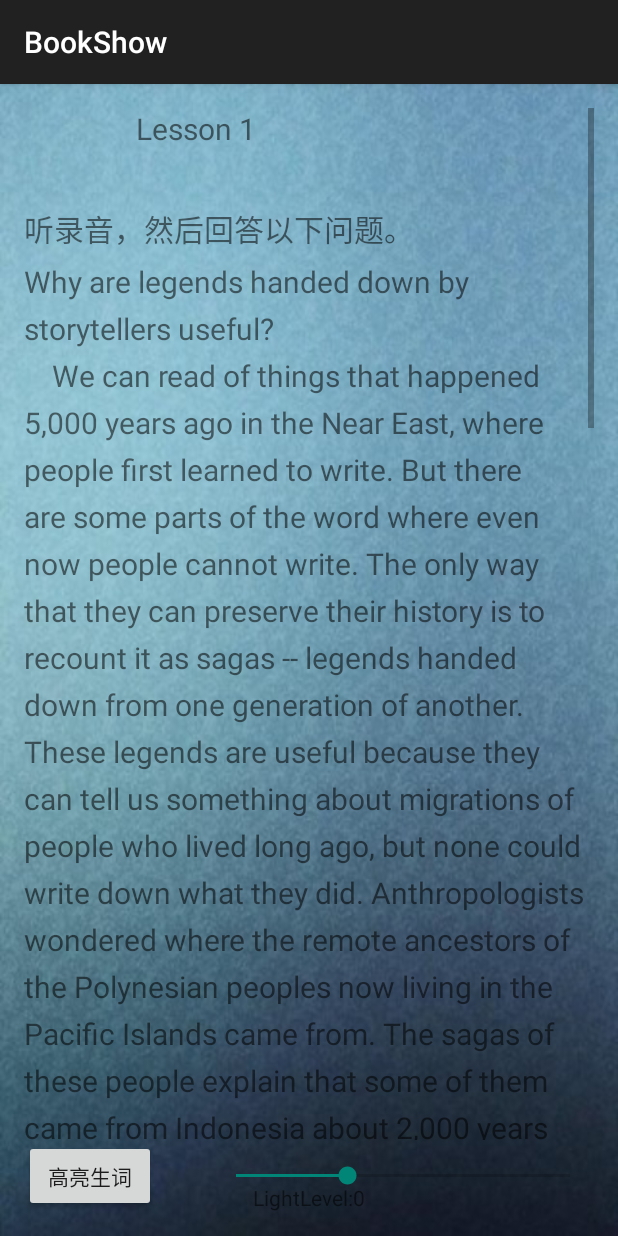
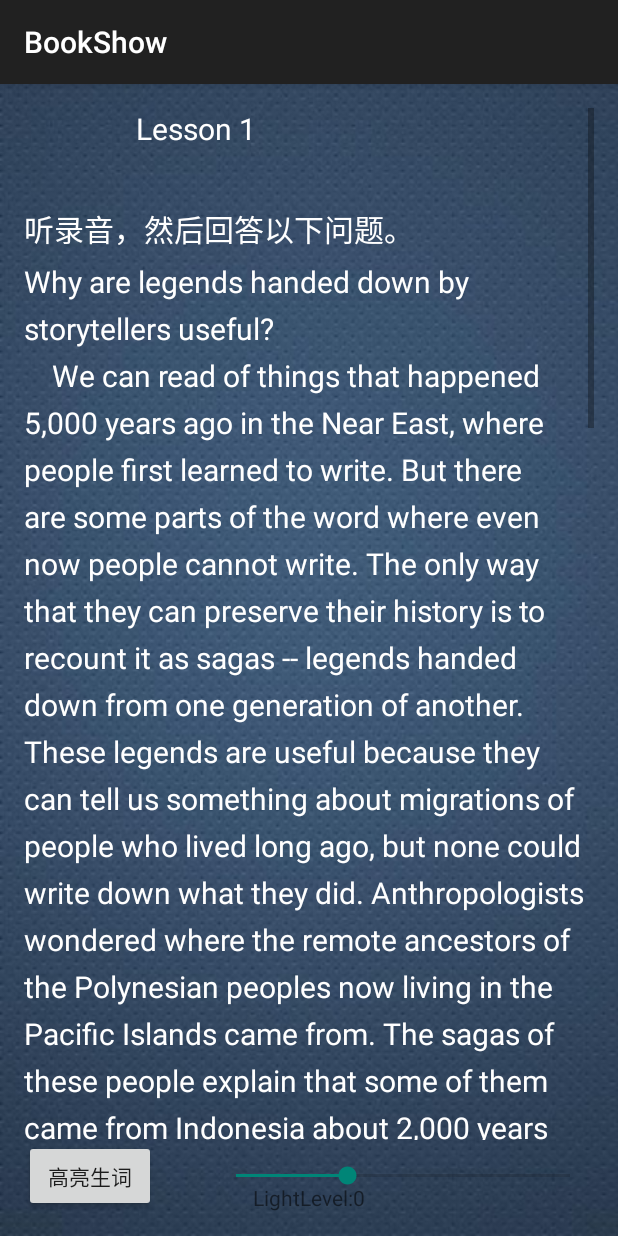
Before and after one commit to wangzhe330/GradedReader, an Android app: the screen it shows after launch (BookShow), after a tap on "lesson 1.txt", on a phone screen of 412 x 824 dp. Run offline under Robolectric (Android 15) with nearby library versions, the phone set to English and light mode, and no system bars.

Commit message:
修改了背景图片和字体颜色
Signed-off-by: wangzhe330 <wangzhe330@163.com>

```diff
--- a/app/src/main/java/com/example/wz/txtbook/BookShow.java
+++ b/app/src/main/java/com/example/wz/txtbook/BookShow.java
@@ -45,9 +45,6 @@ public class BookShow extends ActionBarActivity {
     protected void onCreate(Bundle savedInstanceState) {
         super.onCreate(savedInstanceState);
         setContentView(R.layout.activity_book_show);
-
-        ActionBar actionBar = getActionBar();
-
 
         //获取从MainActivity 传递过来的 数据： lesson文件的名字
         Intent intent = getIntent();
--- a/app/src/main/java/com/example/wz/txtbook/MainActivity.java
+++ b/app/src/main/java/com/example/wz/txtbook/MainActivity.java
@@ -1,5 +1,6 @@
 package com.example.wz.txtbook;
 
+import android.app.ActionBar;
 import android.content.Intent;
 import android.content.res.AssetManager;
 import android.support.v7.app.ActionBarActivity;
@@ -37,6 +38,7 @@ public class MainActivity extends ActionBarActivity {
         //wz 获取lesson 的名字
         final ListView list_book = (ListView)findViewById(R.id.list_book);
         ArrayList<String>leesonName = getLessonFromAssets();
+
         //绑定数据并显示
         ArrayAdapter<String> adapter = new ArrayAdapter<String>(this , R.layout.array_item , leesonName );
         list_book.setAdapter(adapter);
--- a/app/src/main/res/layout/activity_book_show.xml
+++ b/app/src/main/res/layout/activity_book_show.xml
@@ -4,12 +4,13 @@
     android:paddingRight="@dimen/activity_horizontal_margin"
     android:paddingTop="@dimen/activity_vertical_margin"
     android:paddingBottom="@dimen/activity_vertical_margin"
-    android:background="@drawable/bg"
+    android:background="@drawable/bg1"
     tools:context="com.example.wz.txtbook.BookShow">
 
     <TextView
         android:id="@+id/show_tv0"
         android:text="There is no txt"
+        android:textColor="#fff"
         android:layout_width="fill_parent"
         android:layout_height="wrap_content"
         android:lineSpacingExtra="3dp"
--- a/app/src/main/res/layout/activity_main.xml
+++ b/app/src/main/res/layout/activity_main.xml
@@ -5,7 +5,7 @@
     android:paddingTop="@dimen/activity_vertical_margin"
     android:paddingBottom="@dimen/activity_vertical_margin"
     tools:context=".MainActivity"
-    android:background="@drawable/bg">
+    android:background="@drawable/bg1">
 
     <ListView
         android:layout_width="fill_parent"
--- a/app/src/main/res/layout/array_item.xml
+++ b/app/src/main/res/layout/array_item.xml
@@ -4,7 +4,7 @@
     android:layout_height="wrap_content"
     android:textSize="24dp"
     android:padding="10px"
-    android:shadowColor="#ff839fff"
+    android:textColor="#fff"
     android:shadowDx="4"
     android:shadowDy="4"
     android:shadowRadius="2"
```
Also changed, not shown: app/src/main/res/drawable/bg1.jpg (added).
